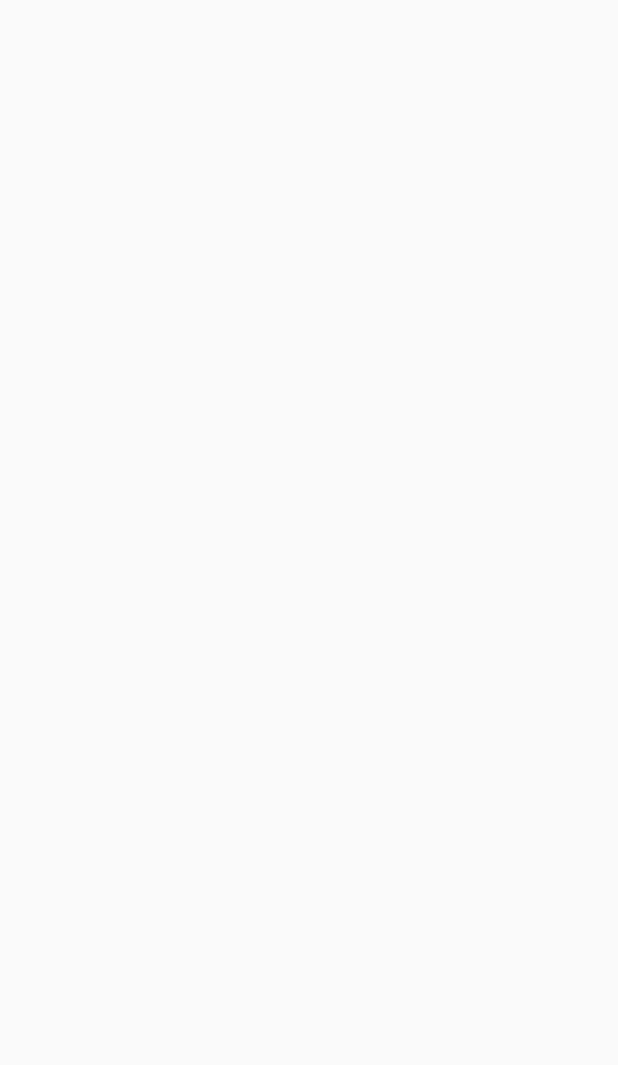
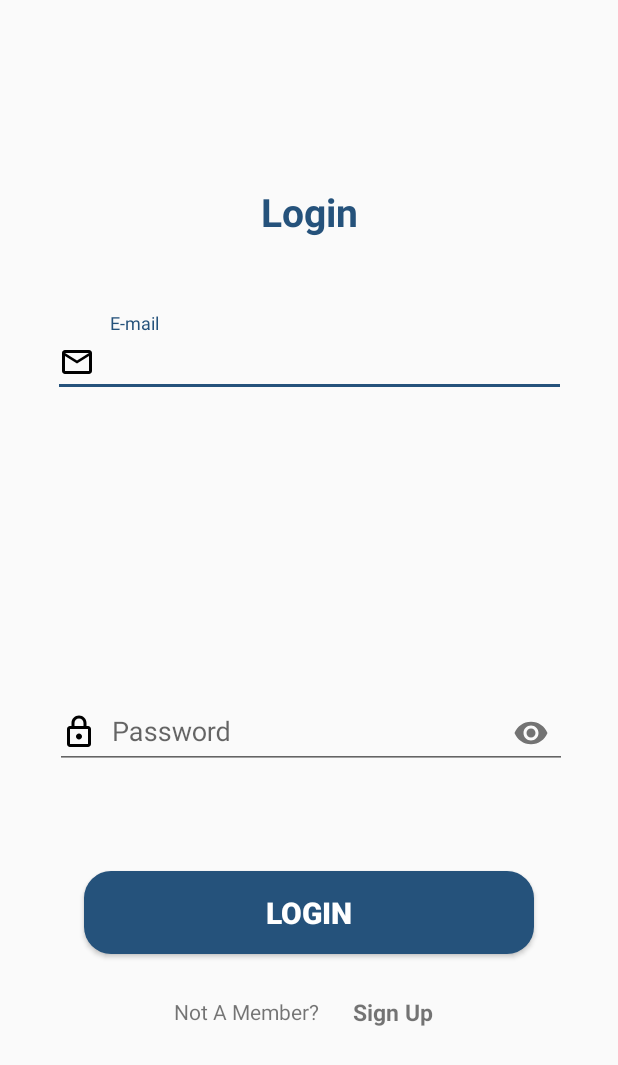
Before and after one commit to Abdelrhman22/Trip-Project, an Android app: the LoginActivity screen opened directly, with no data from a screen before it, on a phone screen of 412 x 824 dp. Before the commit the part shown is empty. Shown: the top 1065 px of the screen. Run offline under Robolectric (Android 15) with nearby library versions, the phone set to English and light mode, and no system bars.

Commit message:
Added the LoginActivity Layout design + Navigation from Login page to Sign up page

```diff
--- a/Trip Organizer/app/build.gradle
+++ b/Trip Organizer/app/build.gradle
@@ -15,6 +15,10 @@ android {
             minifyEnabled false
             proguardFiles getDefaultProguardFile('proguard-android-optimize.txt'), 'proguard-rules.pro'
         }
+    }
+    compileOptions {
+        sourceCompatibility = '1.8'
+        targetCompatibility = '1.8'
     }
 }
 
--- a/Trip Organizer/app/src/main/AndroidManifest.xml
+++ b/Trip Organizer/app/src/main/AndroidManifest.xml
@@ -39,7 +39,9 @@
         </activity>
         <!-- Arafa End *************************************************** -->
         <!-- Mai Start -->
-        <activity android:name=".screens.login.LoginActivity" />
+        <activity android:name=".screens.login.LoginActivity" >
+
+        </activity>
         <!-- Mai End *************************************************** -->
         <!--salma start-->
         <activity android:name=".screens.register.RegistrationActivity">
--- a/Trip Organizer/app/src/main/java/eg/com/iti/triporganizer/screens/login/LoginActivity.java
+++ b/Trip Organizer/app/src/main/java/eg/com/iti/triporganizer/screens/login/LoginActivity.java
@@ -1,15 +1,32 @@
 package eg.com.iti.triporganizer.screens.login;
 
+import android.content.Intent;
 import android.support.v7.app.AppCompatActivity;
 import android.os.Bundle;
+import android.widget.TextView;
 
 import eg.com.iti.triporganizer.R;
+import eg.com.iti.triporganizer.screens.register.RegistrationActivity;
 
 public class LoginActivity extends AppCompatActivity {
+
+    TextView signupTextView;
 
     @Override
     protected void onCreate(Bundle savedInstanceState) {
         super.onCreate(savedInstanceState);
         setContentView(R.layout.activity_login);
+
+        signupTextView = findViewById(R.id.signupButton);
+
+        //Not A Member Yet? action, to redirect user to sign up page.
+        signupTextView.setOnClickListener((v)->{
+            Intent outgoingIntentToRegisteration = new Intent(LoginActivity.this, RegistrationActivity.class);
+            startActivity(outgoingIntentToRegisteration);
+
+        });
+
+
+
     }
 }
--- /dev/null
+++ b/Trip Organizer/app/src/main/res/drawable/ic_email.xml
@@ -0,0 +1,9 @@
+<vector xmlns:android="http://schemas.android.com/apk/res/android"
+    android:width="24dp"
+    android:height="24dp"
+    android:viewportWidth="24"
+    android:viewportHeight="24">
+  <path
+      android:fillColor="#FF000000"
+      android:pathData="M20,4L4,4c-1.1,0 -1.99,0.9 -1.99,2L2,18c0,1.1 0.9,2 2,2h16c1.1,0 2,-0.9 2,-2L22,6c0,-1.1 -0.9,-2 -2,-2zM20,8l-8,5 -8,-5L4,6l8,5 8,-5v2z"/>
+</vector>
--- /dev/null
+++ b/Trip Organizer/app/src/main/res/drawable/ic_outline_email_24px.xml
@@ -0,0 +1,9 @@
+<vector xmlns:android="http://schemas.android.com/apk/res/android"
+    android:width="24dp"
+    android:height="24dp"
+    android:viewportWidth="24"
+    android:viewportHeight="24">
+  <path
+      android:fillColor="#FF000000"
+      android:pathData="M22,6c0,-1.1 -0.9,-2 -2,-2L4,4c-1.1,0 -2,0.9 -2,2v12c0,1.1 0.9,2 2,2h16c1.1,0 2,-0.9 2,-2L22,6zM20,6l-8,5 -8,-5h16zM20,18L4,18L4,8l8,5 8,-5v10z"/>
+</vector>
--- /dev/null
+++ b/Trip Organizer/app/src/main/res/drawable/ic_outline_lock_24px.xml
@@ -0,0 +1,9 @@
+<vector xmlns:android="http://schemas.android.com/apk/res/android"
+    android:width="24dp"
+    android:height="24dp"
+    android:viewportWidth="24"
+    android:viewportHeight="24">
+  <path
+      android:fillColor="#FF000000"
+      android:pathData="M18,8h-1L17,6c0,-2.76 -2.24,-5 -5,-5S7,3.24 7,6v2L6,8c-1.1,0 -2,0.9 -2,2v10c0,1.1 0.9,2 2,2h12c1.1,0 2,-0.9 2,-2L20,10c0,-1.1 -0.9,-2 -2,-2zM9,6c0,-1.66 1.34,-3 3,-3s3,1.34 3,3v2L9,8L9,6zM18,20L6,20L6,10h12v10zM12,17c1.1,0 2,-0.9 2,-2s-0.9,-2 -2,-2 -2,0.9 -2,2 0.9,2 2,2z"/>
+</vector>
--- /dev/null
+++ b/Trip Organizer/app/src/main/res/drawable/ic_password.xml
@@ -0,0 +1,9 @@
+<vector xmlns:android="http://schemas.android.com/apk/res/android"
+    android:width="24dp"
+    android:height="24dp"
+    android:viewportWidth="24"
+    android:viewportHeight="24">
+  <path
+      android:fillColor="#FF000000"
+      android:pathData="M18,8h-1L17,6c0,-2.76 -2.24,-5 -5,-5S7,3.24 7,6v2L6,8c-1.1,0 -2,0.9 -2,2v10c0,1.1 0.9,2 2,2h12c1.1,0 2,-0.9 2,-2L20,10c0,-1.1 -0.9,-2 -2,-2zM12,17c-1.1,0 -2,-0.9 -2,-2s0.9,-2 2,-2 2,0.9 2,2 -0.9,2 -2,2zM15.1,8L8.9,8L8.9,6c0,-1.71 1.39,-3.1 3.1,-3.1 1.71,0 3.1,1.39 3.1,3.1v2z"/>
+</vector>
--- a/Trip Organizer/app/src/main/res/layout/activity_login.xml
+++ b/Trip Organizer/app/src/main/res/layout/activity_login.xml
@@ -6,4 +6,110 @@
     android:layout_height="match_parent"
     tools:context=".screens.login.LoginActivity">
 
+    <TextView
+        android:id="@+id/loginPageTextView"
+        android:layout_width="wrap_content"
+        android:layout_height="wrap_content"
+        android:layout_marginStart="8dp"
+        android:layout_marginTop="8dp"
+        android:layout_marginEnd="8dp"
+        android:layout_marginBottom="8dp"
+        android:text="@string/Login"
+        android:theme="@style/AppTheme.TextView"
+        app:layout_constraintBottom_toBottomOf="parent"
+        app:layout_constraintEnd_toEndOf="parent"
+        app:layout_constraintStart_toStartOf="parent"
+        app:layout_constraintTop_toTopOf="parent"
+        app:layout_constraintVertical_bias="0.149" />
+
+    <android.support.design.widget.TextInputLayout
+        android:id="@+id/emailTextInputLayout"
+        android:layout_width="342dp"
+        android:layout_height="0dp"
+        android:layout_marginStart="8dp"
+        android:layout_marginTop="50dp"
+        android:layout_marginEnd="8dp"
+        android:layout_marginBottom="100dp"
+        app:layout_constraintEnd_toEndOf="parent"
+        app:layout_constraintHorizontal_bias="0.509"
+        app:layout_constraintStart_toStartOf="parent"
+        app:layout_constraintTop_toBottomOf="@+id/loginPageTextView">
+
+        <android.support.design.widget.TextInputEditText
+            android:id="@+id/emailInputEditText"
+            android:layout_width="match_parent"
+            android:layout_height="wrap_content"
+            android:drawableStart="@drawable/ic_outline_email_24px"
+            android:drawablePadding="10dp"
+            android:hint="@string/Email"
+            android:inputType="textEmailAddress" />
+    </android.support.design.widget.TextInputLayout>
+
+    <android.support.design.widget.TextInputLayout
+        android:id="@+id/passwordtextInputLayout"
+        android:layout_width="341dp"
+        android:layout_height="wrap_content"
+        android:layout_marginStart="8dp"
+        android:layout_marginEnd="8dp"
+        android:layout_marginBottom="68dp"
+        app:layout_constraintBottom_toTopOf="@+id/loginButton"
+        app:layout_constraintEnd_toEndOf="@+id/emailTextInputLayout"
+        app:layout_constraintHorizontal_bias="0.466"
+        app:layout_constraintStart_toStartOf="@+id/emailTextInputLayout"
+        app:passwordToggleEnabled="true">
+
+        <android.support.design.widget.TextInputEditText
+            android:id="@+id/passwordInputEditText"
+            android:layout_width="match_parent"
+            android:layout_height="wrap_content"
+            android:drawableStart="@drawable/ic_outline_lock_24px"
+            android:drawablePadding="10dp"
+            android:hint="@string/Password"
+            android:inputType="textPassword" />
+    </android.support.design.widget.TextInputLayout>
+
+    <Button
+        android:id="@+id/loginButton"
+        android:layout_width="300dp"
+        android:layout_height="wrap_content"
+        android:layout_marginStart="8dp"
+        android:layout_marginEnd="8dp"
+        android:layout_marginBottom="188dp"
+        android:background="@drawable/btn_rounded"
+        android:text="@string/Login"
+        android:textColor="@color/white"
+        android:theme="@style/AppTheme.Button"
+        app:layout_constraintBottom_toBottomOf="parent"
+        app:layout_constraintEnd_toEndOf="parent"
+        app:layout_constraintHorizontal_bias="0.498"
+        app:layout_constraintStart_toStartOf="parent" />
+
+    <TextView
+        android:id="@+id/notMemberTextView"
+        android:layout_width="wrap_content"
+        android:layout_height="wrap_content"
+        android:layout_marginStart="8dp"
+        android:layout_marginEnd="8dp"
+        android:layout_marginBottom="140dp"
+        android:text="@string/NotAMember"
+        app:layout_constraintBottom_toBottomOf="parent"
+        app:layout_constraintEnd_toEndOf="parent"
+        app:layout_constraintHorizontal_bias="0.361"
+        app:layout_constraintStart_toStartOf="parent" />
+
+    <TextView
+        android:id="@+id/signupButton"
+        android:layout_width="wrap_content"
+        android:layout_height="wrap_content"
+        android:layout_marginStart="8dp"
+        android:layout_marginTop="28dp"
+        android:layout_marginEnd="8dp"
+        android:text="@string/SignUp"
+        android:textStyle="bold"
+        android:textSize="15sp"
+        app:layout_constraintEnd_toEndOf="parent"
+        app:layout_constraintHorizontal_bias="0.114"
+        app:layout_constraintStart_toEndOf="@+id/notMemberTextView"
+        app:layout_constraintTop_toBottomOf="@+id/loginButton" />
+
 </android.support.constraint.ConstraintLayout>
--- a/Trip Organizer/app/src/main/res/values/strings.xml
+++ b/Trip Organizer/app/src/main/res/values/strings.xml
@@ -8,4 +8,9 @@
     <string name="action_settings">Settings</string>
     <string name="sign_up">Sign up</string>
     <string name="registration">Registration</string>
+    <string name="Login">Login</string>
+    <string name="Email">E-mail</string>
+    <string name="Password">Password</string>
+    <string name="NotAMember">Not A Member?</string>
+    <string name="SignUp">Sign Up</string>
 </resources>
```
